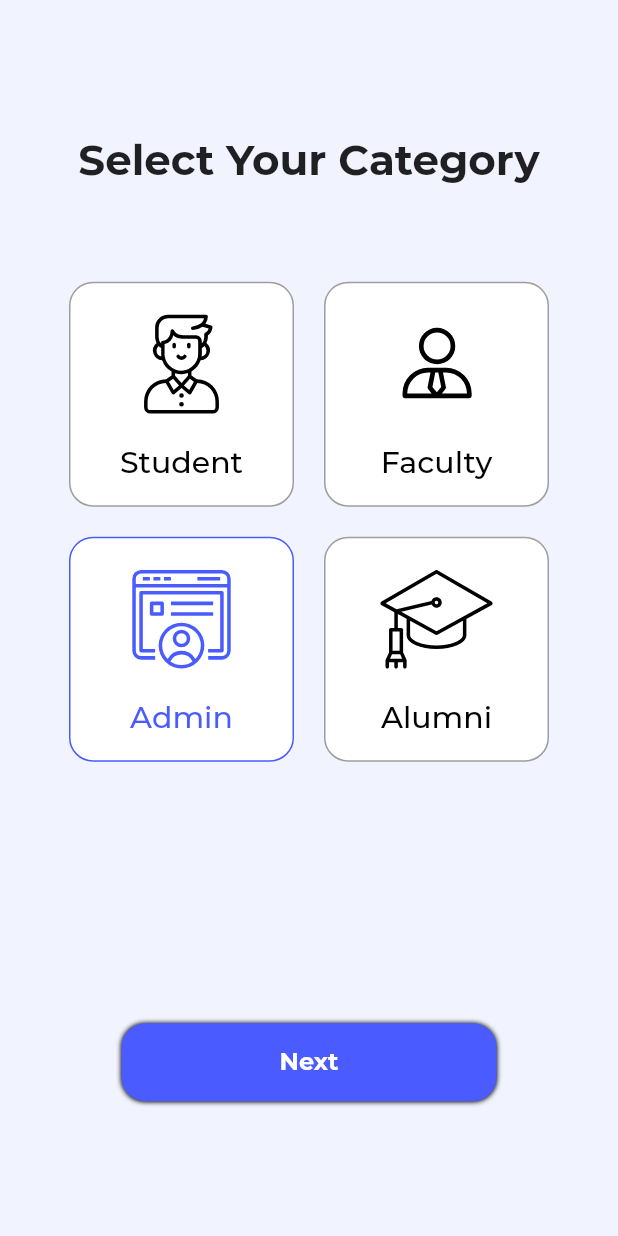
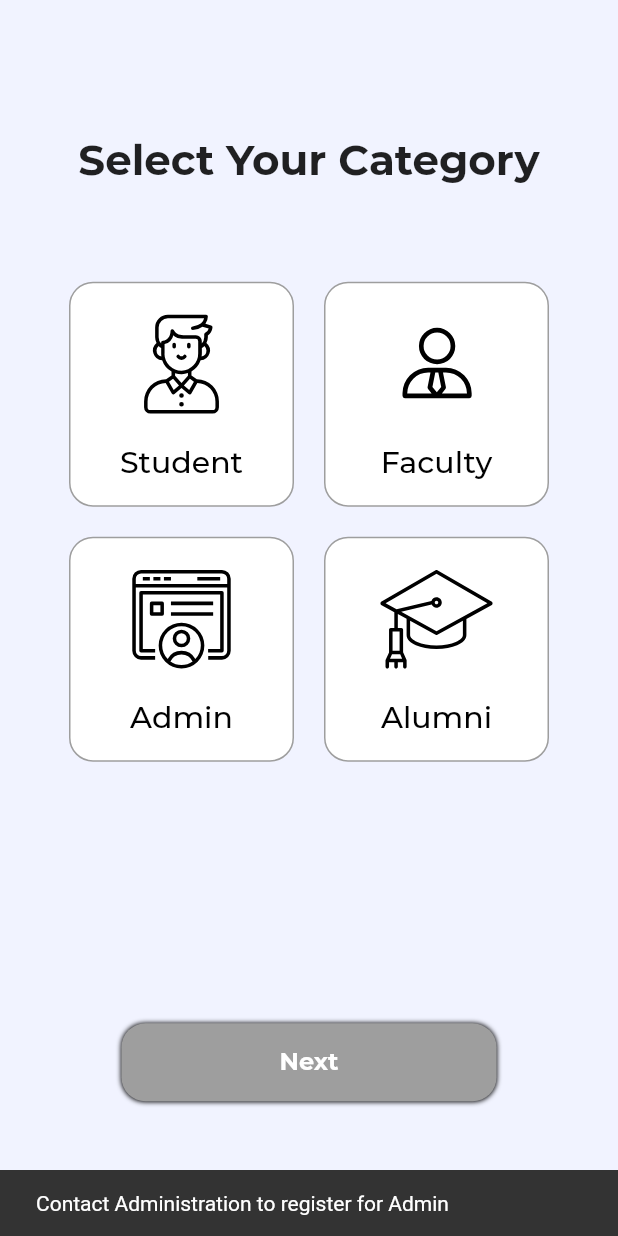
Before and after one commit to AmanDesai10/Feedback-System-App, a Flutter app: the CategorySelection screen opened directly, after a tap on "Admin", on a phone screen of 412 x 824 dp. Run offline on Flutter 3.47's test engine with Material 2 defaults, Android fonts, the phone set to English and light mode, and no system bars; our stand-ins replace animate_do, carousel_slider, flutter_svg, form_field_validator, pin_code_fields, shared_preferences and 2 more; accounts and stored records are empty.

Commit message:
Update: Admin Signup block

```diff
--- a/lib/Screens/signup/UserDetails/view/user_detail_screen.dart
+++ b/lib/Screens/signup/UserDetails/view/user_detail_screen.dart
@@ -66,12 +66,23 @@ class _CategorySelectionState extends State<CategorySelection> {
                                 _instituteData.categoryList.length,
                                 (index) => GestureDetector(
                                   onTap: () {
-                                    if (selectedIndex == index) {
-                                      selectedIndex = -1;
-                                      setState(() {});
+                                    if (index == 2) {
+                                      ScaffoldMessenger.of(context)
+                                          .showSnackBar(SnackBar(
+                                              content: Text(
+                                                  'Contact Administration to register for Admin')));
+                                    } else if (index == 3) {
+                                      ScaffoldMessenger.of(context)
+                                          .showSnackBar(SnackBar(
+                                              content: Text('Comming Soon')));
                                     } else {
-                                      selectedIndex = index;
-                                      setState(() {});
+                                      if (selectedIndex == index) {
+                                        selectedIndex = -1;
+                                        setState(() {});
+                                      } else {
+                                        selectedIndex = index;
+                                        setState(() {});
+                                      }
                                     }
                                   },
                                   child: Container(
```
Also changed, not shown: lib/Screens/signup/UserDetails/view/desktop_user_details.dart (+16 -5 lines).
